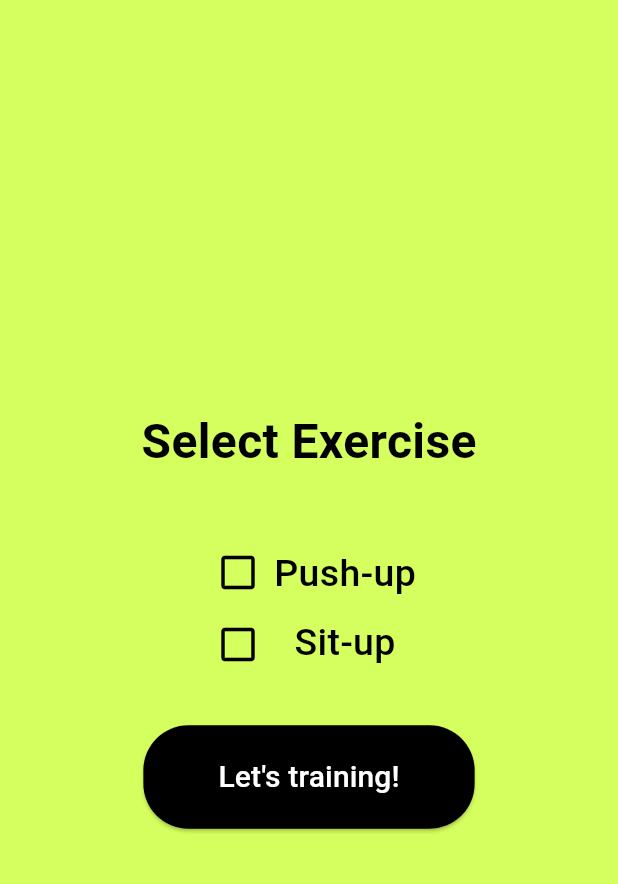
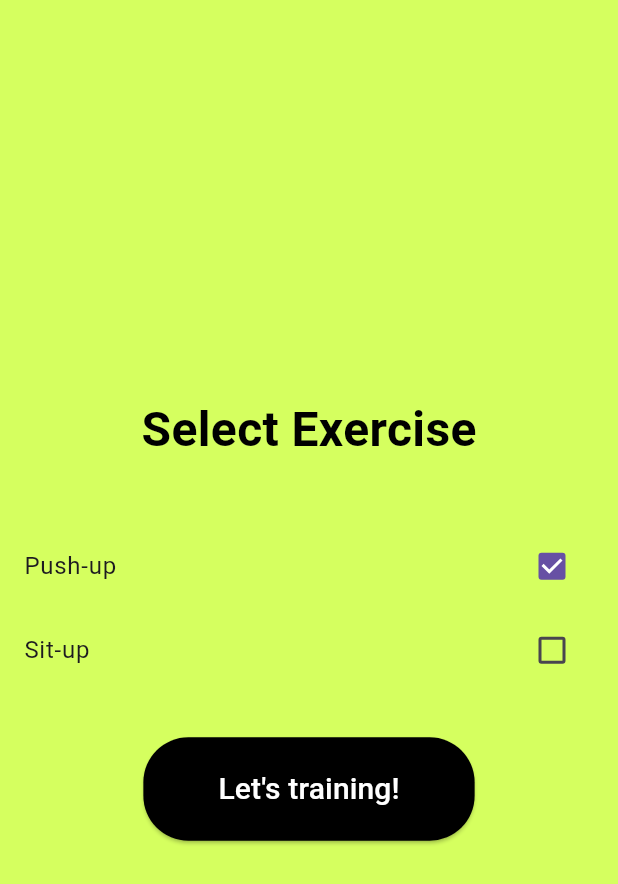
Before and after one commit to itomo2/push-app, a Flutter app: the SelectScreen screen opened directly, on a phone screen of 412 x 824 dp. Shown: the top 884 px of the screen. Run offline on Flutter 3.47's test engine with Material 3 defaults, Android fonts, the phone set to English and light mode, and no system bars; our stand-ins replace hive, hive_flutter, table_calendar; missing offline and left inert: proximity_sensor; accounts and stored records are empty.

Commit message:
checkboxが正常に動く様になりました

```diff
--- a/push_app/lib/main.dart
+++ b/push_app/lib/main.dart
@@ -332,6 +332,8 @@ class SelectScreen extends StatefulWidget { // 運動選択画面（状態を持
 }
 
 class _SelectScreenState extends State<SelectScreen> {// 状態管理クラス
+  bool _isChecked1 = true; // 1つ目のチェック状
+  bool _isChecked2 = false;
 
   @override
   Widget build(BuildContext context) { // 画面のUI構築
@@ -345,40 +347,60 @@ class _SelectScreenState extends State<SelectScreen> {// 状態管理クラス
             style: TextStyle(fontSize: 32, color: Colors.black, fontWeight: FontWeight.w700), // 文字サイズと色
           ),
           const SizedBox(height: 40),
-          Row(
-            mainAxisAlignment: MainAxisAlignment.center,
-            children: [
-              Column(
-                children: [
-                  IconButton( // ボタンウィジェット
-                    onPressed: () { // ボタン押下時の処理
-                      //処理を追加
-                    },
-                    icon: const Icon(Icons.check_box_outline_blank, size: 30, color: Colors.black,), // ボタンのラベル)
-                  ),
-                  IconButton( // ボタンウィジェット
-                    onPressed: () { // ボタン押下時の処理
-                      //処理を追加
-                    },
-                    icon: const Icon(Icons.check_box_outline_blank, size: 30, color: Colors.black,), // ボタンのラベル)
-                  ),
-                ],
-              ),
-              Column(
-                children: [
-                  Text(
-                    "Push-up",
-                     style: TextStyle(fontSize: 25, color: Colors.black, fontWeight: FontWeight.w500),
-                  ),
-                  SizedBox(height: 10),
-                  Text("Sit-up",
-                    style: TextStyle(fontSize: 25,
-                    color: Colors.black, fontWeight: FontWeight.w500),
-                  ),
-                ],
-              ),
-            ]
+          CheckboxListTile(
+            title: const Text("Push-up"),
+            value: _isChecked1,
+            onChanged: (bool? value) {
+              setState(() {
+                _isChecked1 = true;
+                _isChecked2 = false;
+              });
+            },
           ),
+          CheckboxListTile(
+            title: const Text("Sit-up"),
+            value: _isChecked2,
+            onChanged: (bool? value) {
+              setState(() {
+                _isChecked2 = true;
+                _isChecked1 = false;
+              });
+            },
+          ),
+          // Row(
+          //   mainAxisAlignment: MainAxisAlignment.center,
+          //   children: [
+          //     Column(
+          //       children: [
+          //         IconButton( // ボタンウィジェット
+          //           onPressed: () { // ボタン押下時の処理
+          //             //処理を追加
+          //           },
+          //           icon: const Icon(Icons.check_box_outline_blank, size: 30, color: Colors.black,), // ボタンのラベル)
+          //         ),
+          //         IconButton( // ボタンウィジェット
+          //           onPressed: () { // ボタン押下時の処理
+          //             //処理を追加
+          //           },
+          //           icon: const Icon(Icons.check_box_outline_blank, size: 30, color: Colors.black,), // ボタンのラベル)
+          //         ),
+          //       ],
+          //     ),
+          //     Column(
+          //       children: [
+          //         Text(
+          //           "Push-up",
+          //            style: TextStyle(fontSize: 25, color: Colors.black, fontWeight: FontWeight.w500),
+          //         ),
+          //         SizedBox(height: 10),
+          //         Text("Sit-up",
+          //           style: TextStyle(fontSize: 25,
+          //           color: Colors.black, fontWeight: FontWeight.w500),
+          //         ),
+          //       ],
+          //     ),
+          //   ]
+          // ),
           SizedBox(height: 30),
           ElevatedButton(
             style: ElevatedButton.styleFrom(
```
